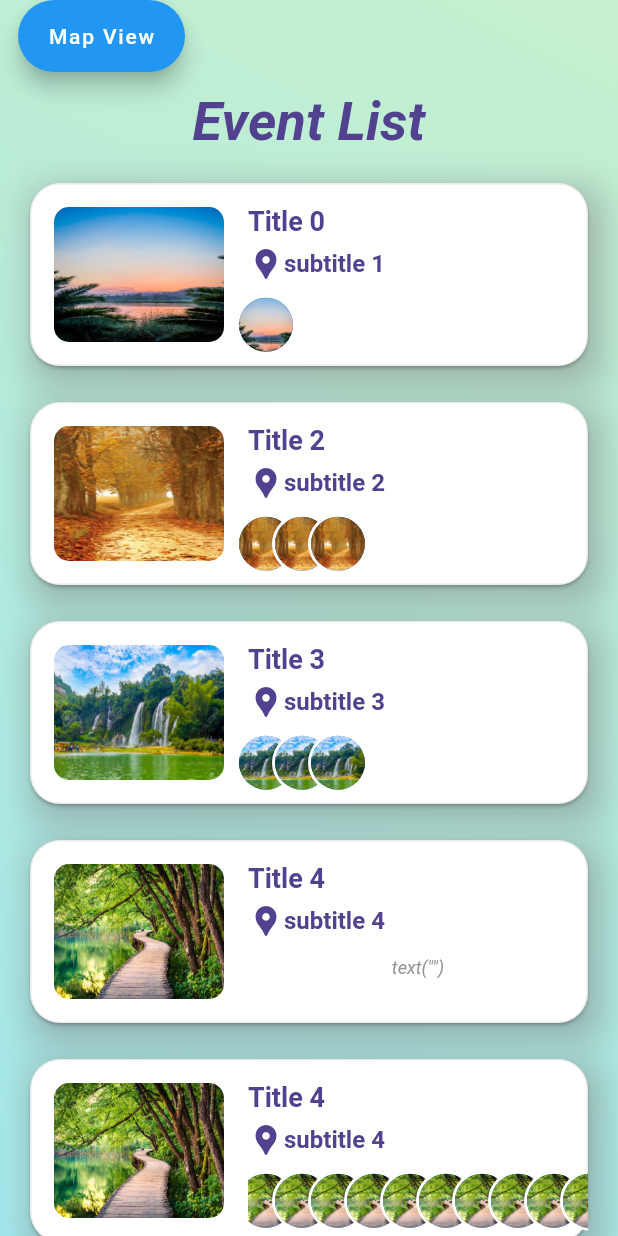
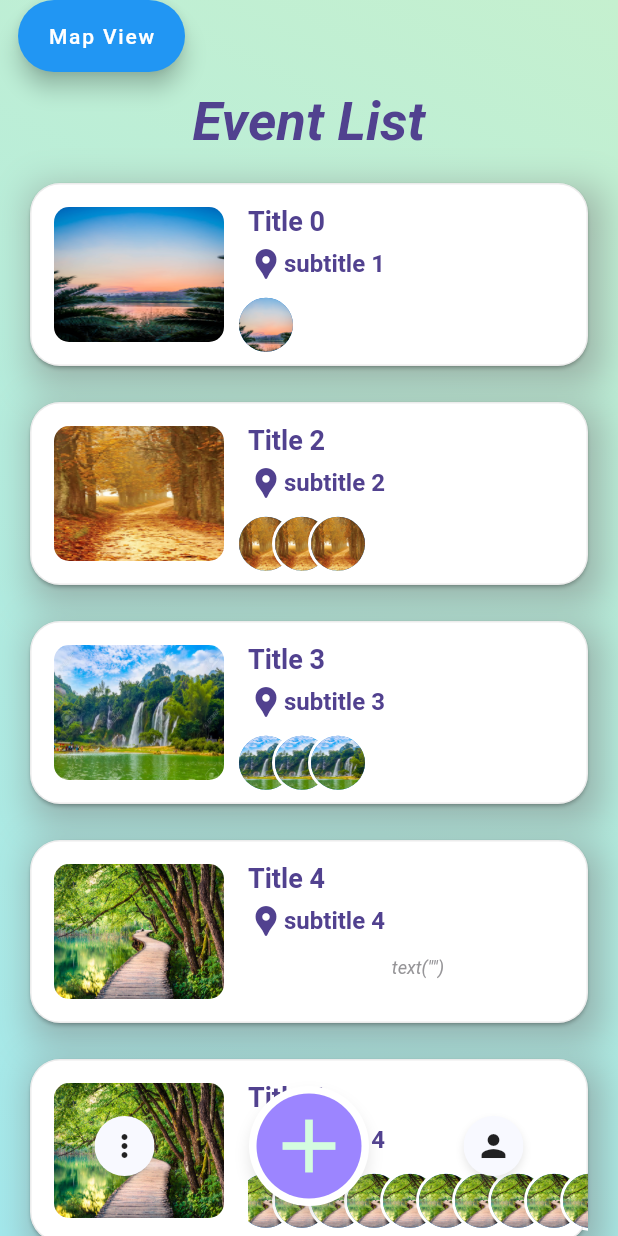
Before and after one commit to aroundu403/AroundU, a Flutter app: the screen it shows once a user with an empty profile is signed in, after a tap on "List View", on a phone screen of 412 x 824 dp. Run offline on Flutter 3.47's test engine with Material 2 defaults, Android fonts, the phone set to English and light mode, and no system bars; our stand-ins replace firebase_auth, firebase_core, flutter_dotenv, flutter_signin_button, google_sign_in, location; missing offline and left inert: mapbox_gl; accounts and stored records are empty; Roboto replaces fonts that are missing (Hind); statements that could not run were skipped.

Commit message:
add home page bottom buttons

```diff
--- a/frontend/lib/home_page.dart
+++ b/frontend/lib/home_page.dart
@@ -19,7 +19,26 @@ class _HomePageState extends State<HomePage> {
   @override
   Widget build(BuildContext context) {
     return Scaffold(
-      body: _viewMode == ViewMode.map ? const MapView() : ListViewHome(),
+      body: Stack(
+        children: [
+          // render map view or list view based on current view  mode
+          _viewMode == ViewMode.map ? const MapView() : ListViewHome(),
+          Align(
+            alignment: Alignment.bottomCenter,
+            child: Container(
+              margin: const EdgeInsets.only(bottom: 20.0),
+              child: Row (
+                mainAxisAlignment: MainAxisAlignment.spaceEvenly,
+                children: const [
+                  MoreButton(),
+                  PostEventButton(),
+                  MyProfileButtton(),
+                ],
+              ),
+            )
+          )
+        ],
+      ),
       floatingActionButton: FloatingActionButton.extended(
         label: _viewMode == ViewMode.map ? const Text("List View"): const Text("Map View"),
         onPressed: () {
@@ -32,3 +51,107 @@ class _HomePageState extends State<HomePage> {
     );
   }
 }
+
+class MoreButton extends StatelessWidget {
+  const MoreButton({Key? key}) : super(key: key);
+
+  @override
+  Widget build(BuildContext context) {
+    return Container(
+      height: 40,
+      width: 40,
+      decoration: BoxDecoration(
+        borderRadius: const BorderRadius.all(Radius.circular(20)),
+        boxShadow: [
+          BoxShadow(
+            color: Colors.grey.withOpacity(0.25),
+            blurRadius: 4,
+            offset: const Offset(0, 3),
+          ),
+        ],
+      ),
+      child: ClipOval(
+        child: Material(
+          color: const Color.fromARGB(255, 248, 249, 255),
+          child: InkWell(
+            splashColor: Theme.of(context).focusColor,
+            onTap: () {},
+            child: const Icon(Icons.more_vert),
+          ),
+        ),
+      ),
+    );
+  }
+}
+
+class PostEventButton extends StatelessWidget {
+  const PostEventButton({Key? key}) : super(key: key);
+
+  @override
+  Widget build(BuildContext context) {
+    return Container(
+      height: 80,
+      width: 80,
+      decoration: BoxDecoration(
+        borderRadius: const BorderRadius.all(Radius.circular(40)),
+        boxShadow: [
+          BoxShadow(
+            color: Colors.grey.withOpacity(0.25),
+            blurRadius: 8,
+            offset: const Offset(0, 6),
+          ),
+        ],
+      ),
+      // outer border
+      child: CircleAvatar(
+        radius: 40,
+        backgroundColor: Colors.white,
+        // inner circle
+        child: CircleAvatar(
+          radius: 35,
+          backgroundColor: const Color.fromARGB(255, 156, 133, 255),
+          child: InkWell(
+            onTap: () {},
+            child: const Icon(
+              Icons.add,
+              color: Color(0xFFD4FCDF),
+              size: 60,
+            ),
+          ),
+        ),
+      ),
+    );
+  }
+}
+
+class MyProfileButtton extends StatelessWidget {
+  const MyProfileButtton({Key? key}) : super(key: key);
+
+  @override
+  Widget build(BuildContext context) {
+    return Container(
+      height: 40,
+      width: 40,
+      decoration: BoxDecoration(
+        borderRadius: const BorderRadius.all(Radius.circular(20)),
+        boxShadow: [
+          BoxShadow(
+            color: Colors.grey.withOpacity(0.25),
+            blurRadius: 4,
+            offset: const Offset(0, 3),
+          ),
+        ],
+      ),
+      child: ClipOval(
+        child: Material(
+          color: const Color.fromARGB(255, 248, 249, 255),
+          child: InkWell(
+            splashColor: Theme.of(context).focusColor,
+            onTap: () {},
+            child: const Icon(Icons.person),
+          ),
+        ),
+      ),
+    );
+  }
+}
--- a/frontend/lib/main.dart
+++ b/frontend/lib/main.dart
@@ -18,7 +18,7 @@ ThemeData theme = ThemeData(
   primaryColor: const Color.fromARGB(255, 92, 74, 210),
   backgroundColor: const Color.fromARGB(255, 81, 65, 143),
   focusColor: const Color(0xff8DFFF2),
-  highlightColor: const Color(0xffff1fa7),
+  //highlightColor: const Color(0xffff1fa7),
 
   textTheme: const TextTheme(
       headline1: TextStyle(fontSize: 72.0, fontWeight: FontWeight.bold, color: Color.fromARGB(255, 92, 74, 210)),
```
Also changed, not shown: frontend/images/plus.png (added).
